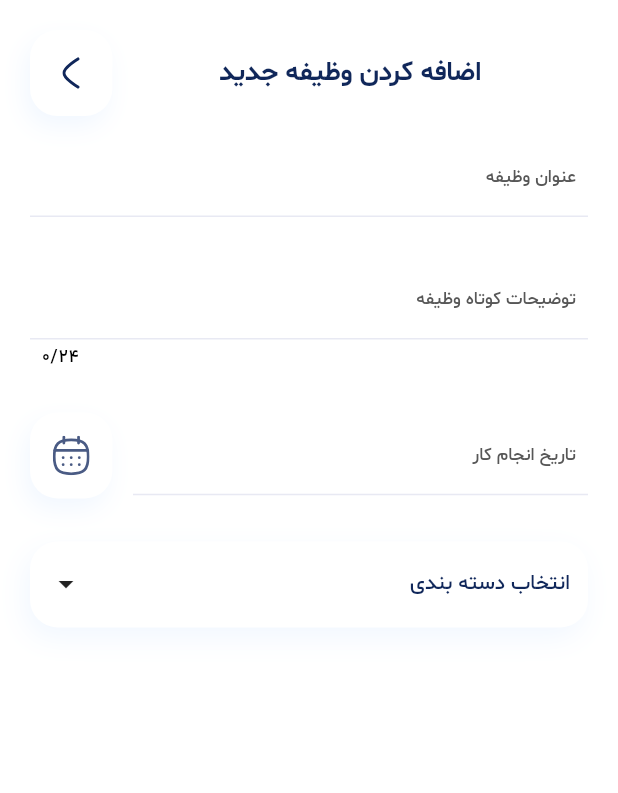
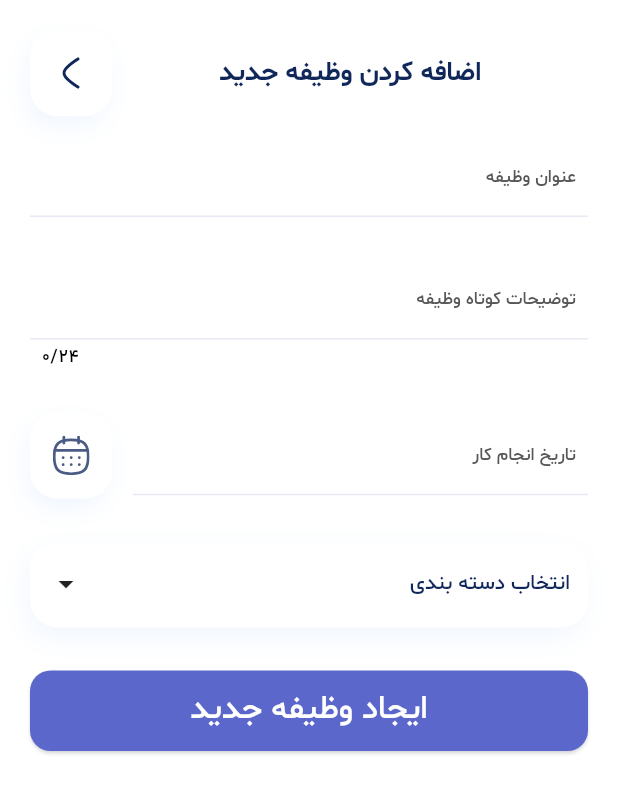
Before and after one commit to NovaTeamDevs/nova_task, a Flutter app: the screen it shows after launch, item 3 of the bottom bar chosen, on a phone screen of 412 x 824 dp. Shown: the top 793 px of the screen. Run offline on Flutter 3.47's test engine with Material 3 defaults, Android fonts, the phone set to English and light mode, and no system bars; our stand-ins replace flutter_screenutil, flutter_svg, get, loading_animation_widget.

Commit message:
impl AppButtonWidget custom widget and completed add or edit task screen

```diff
--- a/lib/core/resources/app_strings.dart
+++ b/lib/core/resources/app_strings.dart
@@ -6,6 +6,7 @@ class AppStrings {
   static const homeMessage = "امیدواریم امروز تمام اهدافت رو با موفقیت تیک بزنی!";
   static const lastAddedTask = "جدیدترین وظیفه شما";
   static const viewAll = "مشاهده همه";
+  static const createTask = "ایجاد وظیفه جدید";
   static const taskTitleLabel = "عنوان وظیفه";
   static const taskDescription = "توضیحات کوتاه وظیفه";
   static const taskDateLabel = "تاریخ انجام کار";
--- /dev/null
+++ b/lib/core/widgets/app_button_widget.dart
@@ -0,0 +1,25 @@
+import 'package:flutter/material.dart';
+import 'package:flutter_screenutil/flutter_screenutil.dart';
+import 'package:get/get.dart';
+import 'package:nova_task/core/resources/dimens.dart';
+
+class AppButtonWidget extends StatelessWidget {
+  const AppButtonWidget({super.key, required this.text, required this.onTap});
+  final String text;
+  final VoidCallback onTap;
+  @override
+  Widget build(BuildContext context) {
+    return ElevatedButton(
+      style: ButtonStyle(
+        backgroundColor: MaterialStatePropertyAll(context.theme.colorScheme.primary),
+        minimumSize: MaterialStatePropertyAll(Size(double.infinity,45.h)),
+        shape: MaterialStatePropertyAll(
+            RoundedRectangleBorder(
+                borderRadius: BorderRadius.circular(Dimens.medium.r)
+            )
+        )
+      ),
+        onPressed: onTap,
+        child: Text(text,style: context.textTheme.titleLarge!.apply(color: Colors.white),));
+  }
+}
--- a/lib/views/add_or_edit_task.dart
+++ b/lib/views/add_or_edit_task.dart
@@ -4,6 +4,7 @@ import 'package:flutter_screenutil/flutter_screenutil.dart';
 import 'package:get/get.dart';
 import 'package:nova_task/core/resources/app_strings.dart';
 import 'package:nova_task/core/resources/dimens.dart';
+import 'package:nova_task/core/widgets/app_button_widget.dart';
 import 'package:nova_task/core/widgets/back_button_widget.dart';
 import 'package:nova_task/core/widgets/select_category_button.dart';
 import 'package:nova_task/core/widgets/selected_date_button.dart';
@@ -48,6 +49,12 @@ class AddOrEditTaskScreen extends StatelessWidget {
                 SizedBox(height: Dimens.large.h),
                 // select category
                 const SelectCategoryButton(),
+                SizedBox(height: Dimens.large.h),
+                // SAVE or EDIT Button
+                AppButtonWidget(
+                  onTap: () {},
+                  text: AppStrings.createTask,
+                )
               ],
             ),
           ),
```
